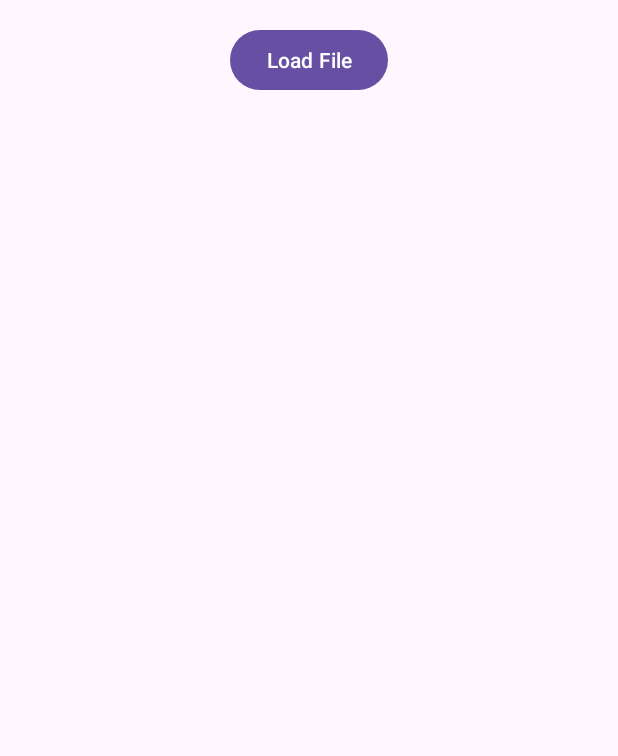
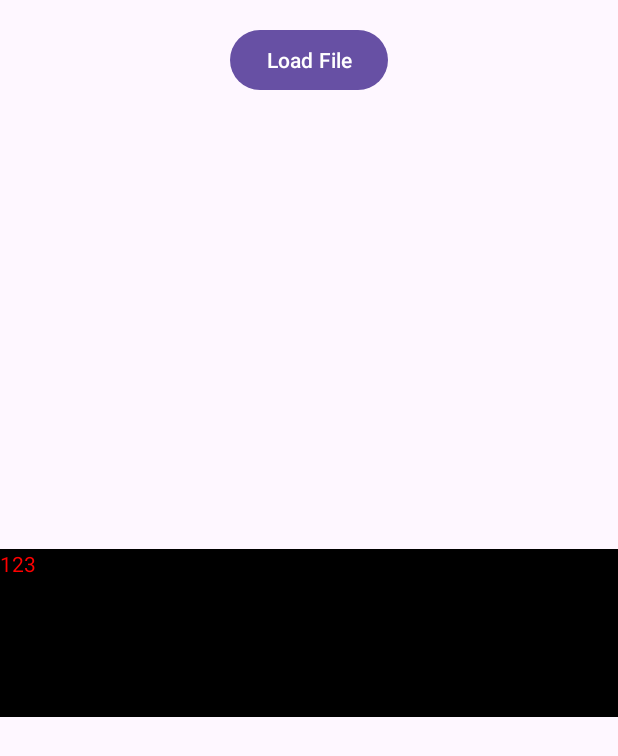
Before and after one commit to Brandonhsu0329/20231129, an Android app: the screen it shows after launch (MainActivity), after a tap on "Load File", on a phone screen of 412 x 824 dp. Shown: the top 756 px of the screen. Run offline under Robolectric (Android 15) with nearby library versions, the phone set to English and light mode, and no system bars.

Commit message:
20231129

```diff
--- a/app/src/main/AndroidManifest.xml
+++ b/app/src/main/AndroidManifest.xml
@@ -1,6 +1,7 @@
 <?xml version="1.0" encoding="utf-8"?>
 <manifest xmlns:android="http://schemas.android.com/apk/res/android"
     xmlns:tools="http://schemas.android.com/tools">
+    <uses-permission android:name="android.permission.READ_EXTERNAL_STORAGE" />
 
     <application
         android:allowBackup="true"
--- a/app/src/main/java/com/example/x/MainActivity.java
+++ b/app/src/main/java/com/example/x/MainActivity.java
@@ -1,13 +1,28 @@
 package com.example.x; //注意
 
+import android.app.Activity;
 import android.content.Intent;
 import android.os.Bundle;
+import android.os.ParcelFileDescriptor;
+import android.provider.DocumentsContract;
+import android.util.Log;
 import android.view.View;
 import android.widget.Button;
 import android.widget.TextView;
+
+import androidx.activity.result.ActivityResultLauncher;
+import androidx.activity.result.contract.ActivityResultContracts;
 import androidx.annotation.Nullable;
 import androidx.appcompat.app.AppCompatActivity;
+
+import java.io.BufferedReader;
 import java.io.File;
+import java.io.FileDescriptor;
+import java.io.FileInputStream;
+import java.io.FileNotFoundException;
+import java.io.IOException;
+import java.io.InputStream;
+import java.io.InputStreamReader;
 import java.util.Arrays;
 import android.database.Cursor;
 import android.net.Uri;
@@ -28,20 +43,73 @@ public class MainActivity extends AppCompatActivity {
     // private MFCCCalculator mfccCalculator;
     private TextView mfccTextView;
 
+//    private String convertStreamToString(InputStream is) {
+//        BufferedReader reader = new BufferedReader(new InputStreamReader(is));
+//        StringBuilder stringBuilder = new StringBuilder();
+//        String line;
+//
+//        try {
+//            while ((line = reader.readLine()) != null) {
+//                stringBuilder.append(line).append('\n');
+//            }
+//        } catch (IOException e) {
+//            e.printStackTrace();
+//        } finally {
+//            try {
+//                is.close();
+//            } catch (IOException e) {
+//                e.printStackTrace();
+//            }
+//        }
+//
+//        return stringBuilder.toString();
+//    }
+
     private String getPathFromUri(Uri uri) {
         String[] projection = {MediaStore.Audio.Media.DATA};
         Cursor cursor = getContentResolver().query(uri, projection, null, null, null);
 
-        if (cursor != null) {
+//        try {
+//            InputStream inputStream = getContentResolver().openInputStream(uri);
+//
+//            if (inputStream != null) {
+//                // 將 InputStream 轉換為字串
+//                String content = convertStreamToString(inputStream);
+//
+//                // 在這裡處理完整的內部字串
+//                Log.d("Tag", "Content: " + content);
+//
+//                // 關閉 InputStream
+//                inputStream.close();
+//            }
+//        } catch (FileNotFoundException e) {
+//            e.printStackTrace();
+//            // 在這裡處理檔案不存在的情況
+//        } catch (IOException e) {
+//            e.printStackTrace();
+//            // 在這裡處理其他 IO 異常
+//        }
+
+
+        if (cursor != null && cursor.moveToFirst()) {
+//            String filePath = getPathFromUri(uri);
+
             int column_index = cursor.getColumnIndexOrThrow(MediaStore.Audio.Media.DATA);
-            cursor.moveToFirst();
+            Log.d("Tag", "uri: "+ uri);
+//            cursor.moveToFirst();
             String filePath = cursor.getString(column_index);
+            Log.d("Tag", "cursor: "+ cursor);
             cursor.close();
+            Log.d("Tag", "filePath: "+ filePath);
             return filePath;
+
+        }
+        return null;
+
         }
 
-        return null;
-    }
+
+
 
     @Override
     protected void onCreate(Bundle savedInstanceState) {
@@ -57,30 +125,50 @@ public class MainActivity extends AppCompatActivity {
             @Override
             public void onClick(View view) {
                 // 在按鈕點擊事件中處理 MFCC 計算邏輯
+                Log.d("Tag", "i am here_1");
                 showFileChooser();
             }
         });
     }
 
+    private final ActivityResultLauncher<Intent> someActivityResultLauncher = registerForActivityResult(
+            new ActivityResultContracts.StartActivityForResult(),
+            result -> {
+                if (result.getResultCode() == Activity.RESULT_OK) {
+                    Intent data = result.getData();
+//                    Log.d("Tag", String.format("data: %s", data));
+                    doSomeOperations(data);
+                }
+            }
+    );
+
     private void showFileChooser() {
         Intent intent = new Intent(Intent.ACTION_OPEN_DOCUMENT);
         intent.addCategory(Intent.CATEGORY_OPENABLE);
         intent.setType("audio/*"); // 接受所有音訊格式
+        Log.d("Tag", "i am here_2");
 
-        startActivityForResult(intent, READ_REQUEST_CODE); //注意
+        someActivityResultLauncher.launch(intent);
+        Log.d("Tag", "i am here_3");
+    }
+    private void doSomeOperations() {
+        // 在這裡執行你希望在 Activity 結束後執行的操作
+        Log.d("Tag", "doSomeOperations executed");
+        // 其他操作...
     }
 
-    @Override
-    protected void onActivityResult(int requestCode, int resultCode, @Nullable Intent data) {
-        super.onActivityResult(requestCode, resultCode, data);
+    private void doSomeOperations(Intent data) {
 
-        if (requestCode == READ_REQUEST_CODE) {
-            if (resultCode == RESULT_OK && data != null) {
+        if (data != null) {
             // 獲取選擇的檔案路徑
+//            Log.d("Tag", "data: "+ data);
             String filePath = getPathFromUri(data.getData());
+//            Log.d("Tag", "fillPath: "+ getPathFromUri(data.getData()));
 
             if (filePath != null) {
                 // 計算 MFCC 並更新 TextView
+
+
                 float[] mfccValues = calculateMFCC(filePath);
                 updateMFCCTextView(mfccValues);
 
@@ -92,7 +180,30 @@ public class MainActivity extends AppCompatActivity {
             Toast.makeText(this, "選擇取消或發生錯誤", Toast.LENGTH_SHORT).show();
         }
     }
-    }
+
+//    @Override
+//    protected void onActivityResult(int requestCode, int resultCode, @Nullable Intent data) {
+//        super.onActivityResult(requestCode, resultCode, data);
+//
+//        if (requestCode == READ_REQUEST_CODE) {
+//            if (resultCode == RESULT_OK && data != null) {
+//                // 獲取選擇的檔案路徑
+//                String filePath = getPathFromUri(data.getData());
+//
+//                if (filePath != null) {
+//                    // 計算 MFCC 並更新 TextView
+//                    float[] mfccValues = calculateMFCC(filePath);
+//                    updateMFCCTextView(mfccValues);
+//
+//                    // 在這裡添加上傳成功的處理代碼
+//                    showUploadSuccessMessage();
+//                }
+//            } else {
+//                // 處理取消選擇或其他情況
+//                Toast.makeText(this, "選擇取消或發生錯誤", Toast.LENGTH_SHORT).show();
+//            }
+//        }
+//    }
 
     private float[] calculateMFCC(String filePath) {
         try {
@@ -107,10 +218,11 @@ public class MainActivity extends AppCompatActivity {
 //            dispatcher.addAudioProcessor(new AndroidAudioPlayer(TarsosDSPAudioFormat.toTarsosDSPFormat(TarsosDSPAudioFormat.Encoding.PCM_SIGNED, sampleRate, 16, 1, 2, sampleRate), bufferSize, bufferOverlap));
 
             dispatcher.run();
-
+            Log.d("Tag", "mfcc: "+ Arrays.toString(mfcc.getMFCC()));
             return mfcc.getMFCC();
         } catch (Exception e) {
             e.printStackTrace();
+            Log.d("Tag", "error123");
         }
 
         return new float[0];
--- a/app/src/main/res/layout/activity_main.xml
+++ b/app/src/main/res/layout/activity_main.xml
@@ -25,5 +25,8 @@
         android:layout_marginStart="0dp"
         android:layout_marginTop="302dp"
         android:layout_marginEnd="0dp"
-        android:layout_marginBottom="346dp" />
+        android:layout_marginBottom="346dp"
+        android:background="@color/black"
+        android:text="123"
+        android:textColor="#FF0000" />
 </RelativeLayout>
```
Lines whose indentation alone changed are shown as unchanged.
